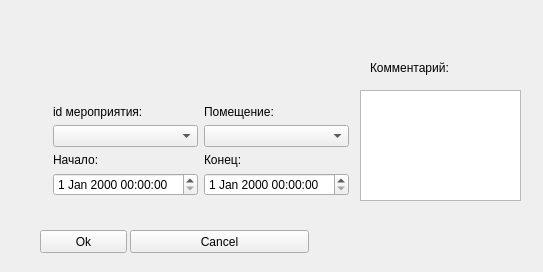
Old version of the form book.ui in the repository artBatamirov/NTO_2023.
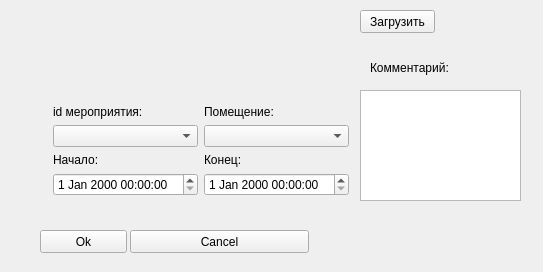
New version of the form.

What changed in the file:
```diff
--- a/book.ui
+++ b/book.ui
@@ -126,6 +126,19 @@
     <string>Cancel</string>
    </property>
   </widget>
+  <widget class="QPushButton" name="reload_btn">
+   <property name="geometry">
+    <rect>
+     <x>360</x>
+     <y>10</y>
+     <width>75</width>
+     <height>23</height>
+    </rect>
+   </property>
+   <property name="text">
+    <string>Загрузить</string>
+   </property>
+  </widget>
  </widget>
  <resources/>
  <connections/>
```
